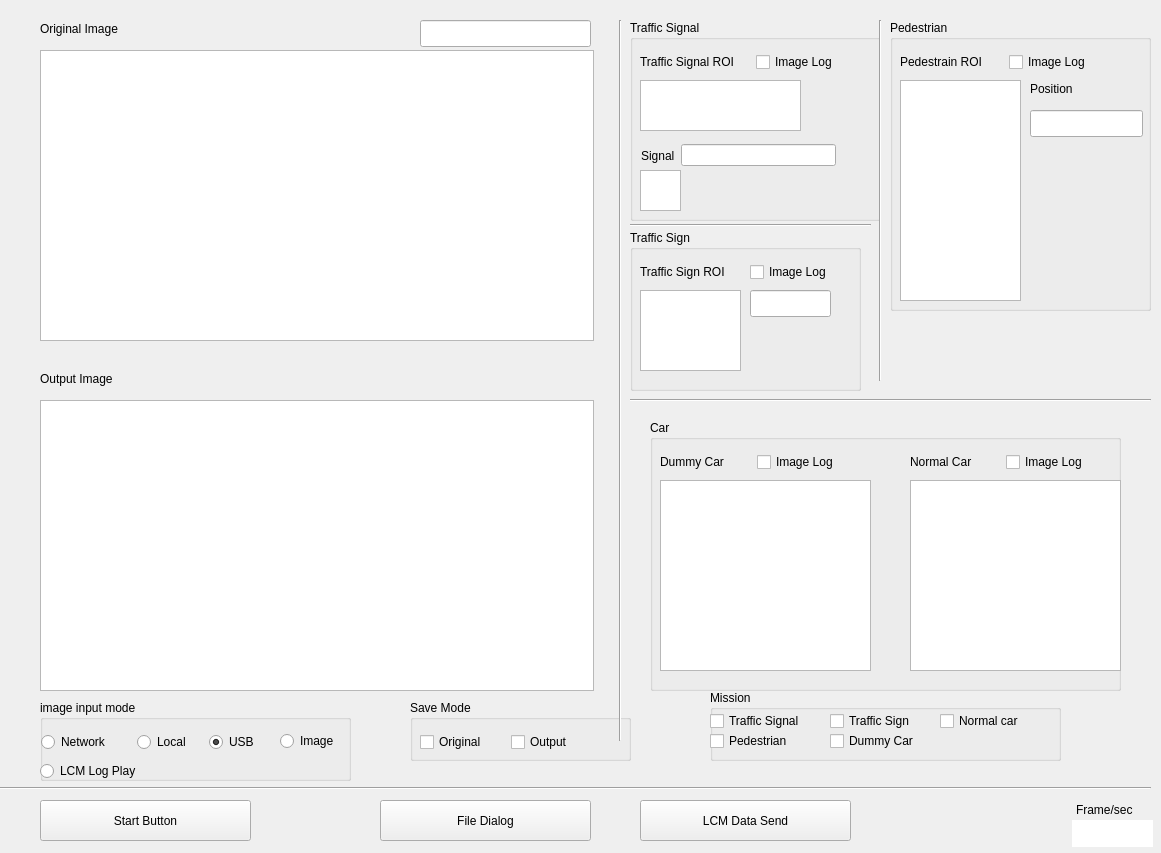
First picture: the form in front_camera/front_camera_detection.ui, repository Jun-Hong-7794/FrontCamera, before the edit.
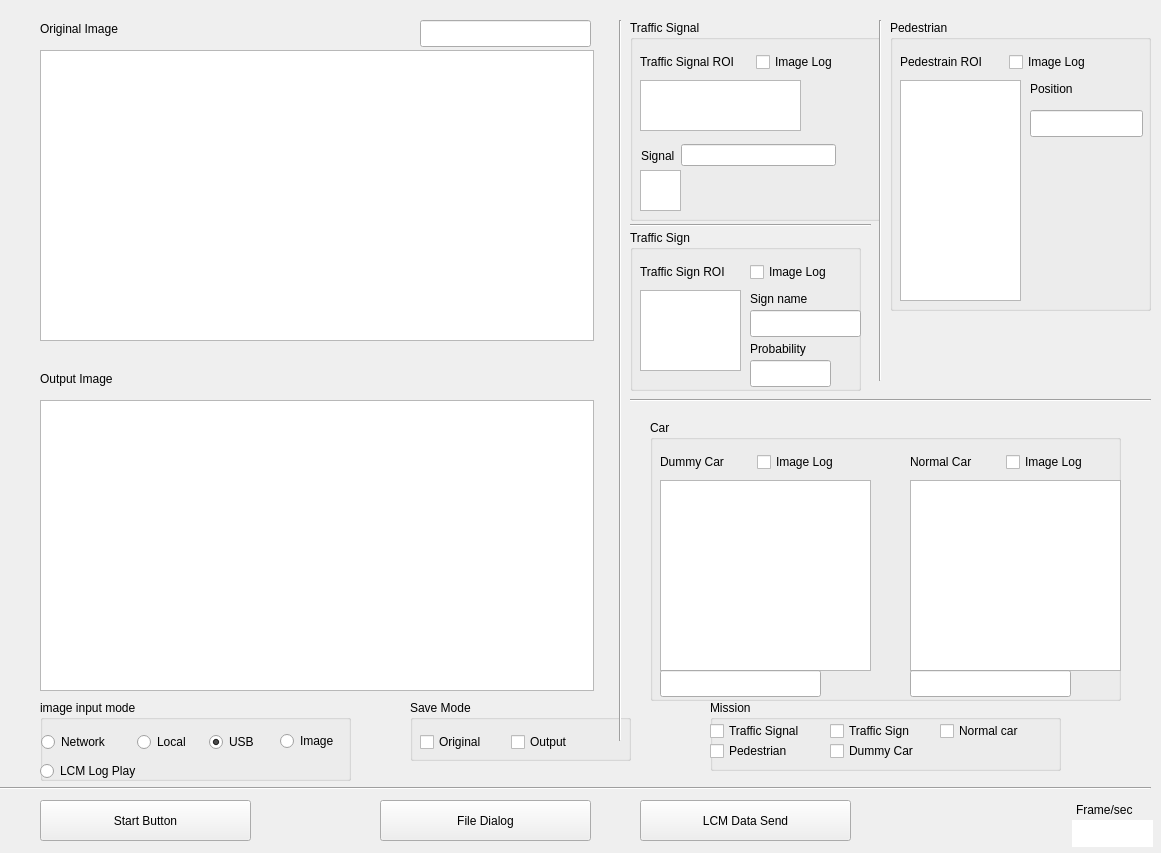
Second picture: the form after the edit.

Commit message: add Label size limitation

```diff
--- a/front_camera/front_camera_detection.ui
+++ b/front_camera/front_camera_detection.ui
@@ -369,8 +369,8 @@
     <property name="geometry">
      <rect>
       <x>120</x>
-      <y>60</y>
-      <width>81</width>
+      <y>80</y>
+      <width>111</width>
       <height>27</height>
      </rect>
     </property>
@@ -404,6 +404,45 @@
      </item>
     </layout>
    </widget>
+   <widget class="QLabel" name="label_11">
+    <property name="geometry">
+     <rect>
+      <x>120</x>
+      <y>60</y>
+      <width>81</width>
+      <height>17</height>
+     </rect>
+    </property>
+    <property name="text">
+     <string>Sign name</string>
+    </property>
+   </widget>
+   <widget class="QLabel" name="label_12">
+    <property name="geometry">
+     <rect>
+      <x>120</x>
+      <y>110</y>
+      <width>81</width>
+      <height>17</height>
+     </rect>
+    </property>
+    <property name="text">
+     <string>Probability</string>
+    </property>
+   </widget>
+   <widget class="QLineEdit" name="ed_traffic_sign_prob">
+    <property name="geometry">
+     <rect>
+      <x>120</x>
+      <y>130</y>
+      <width>81</width>
+      <height>27</height>
+     </rect>
+    </property>
+    <property name="readOnly">
+     <bool>true</bool>
+    </property>
+   </widget>
   </widget>
   <widget class="QGroupBox" name="groupBox_4">
    <property name="geometry">
@@ -484,7 +523,7 @@
    <property name="geometry">
     <rect>
      <x>710</x>
-     <y>690</y>
+     <y>700</y>
      <width>351</width>
      <height>71</height>
     </rect>
@@ -586,7 +625,7 @@
      <x>650</x>
      <y>420</y>
      <width>471</width>
-     <height>271</height>
+     <height>281</height>
     </rect>
    </property>
    <property name="title">
@@ -664,6 +703,32 @@
      </item>
     </layout>
    </widget>
+   <widget class="QLineEdit" name="ed_dummy_car">
+    <property name="geometry">
+     <rect>
+      <x>10</x>
+      <y>250</y>
+      <width>161</width>
+      <height>27</height>
+     </rect>
+    </property>
+    <property name="readOnly">
+     <bool>true</bool>
+    </property>
+   </widget>
+   <widget class="QLineEdit" name="ed_normal_car">
+    <property name="geometry">
+     <rect>
+      <x>260</x>
+      <y>250</y>
+      <width>161</width>
+      <height>27</height>
+     </rect>
+    </property>
+    <property name="readOnly">
+     <bool>true</bool>
+    </property>
+   </widget>
   </widget>
   <widget class="Line" name="line_3">
    <property name="geometry">
```
The commit also changes 10 other files.
